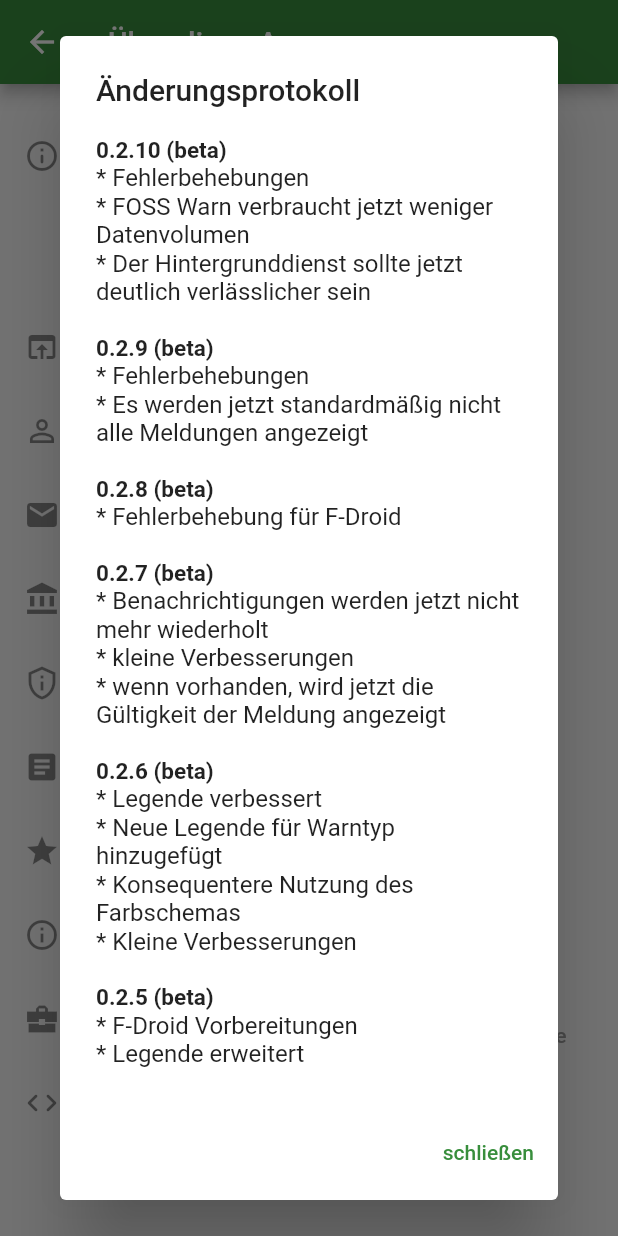
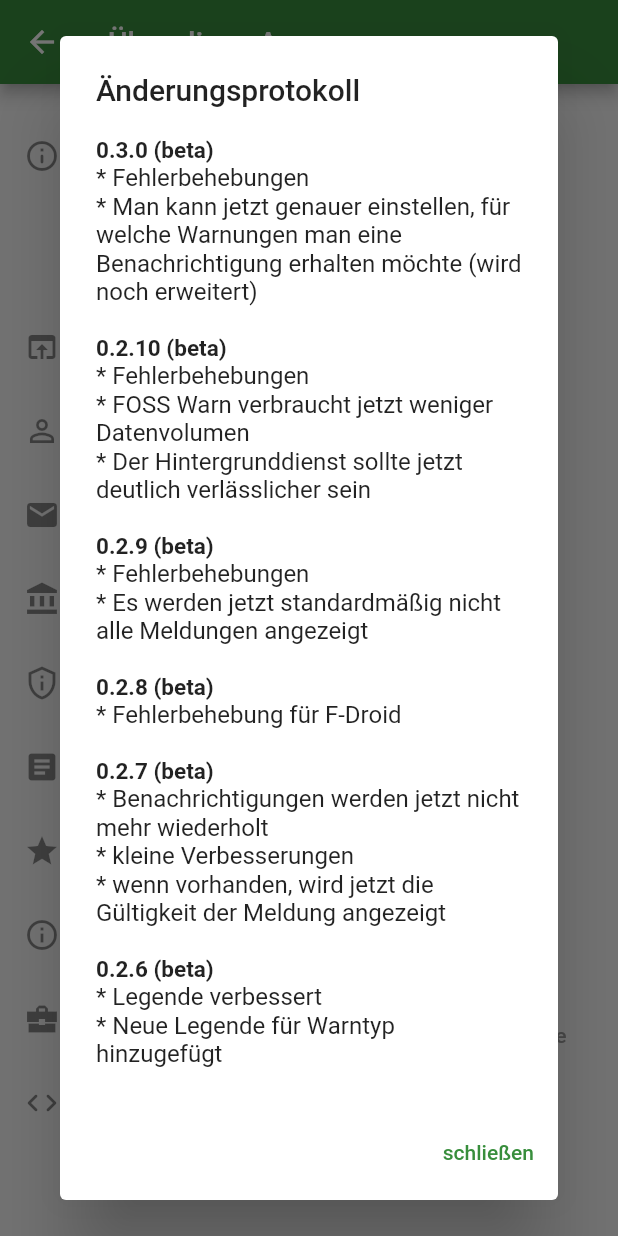
Before and after one commit to nucleus-ffm/foss_warn, a Flutter app: the AboutView screen opened directly, after a tap on "Version:", on a phone screen of 412 x 824 dp. Run offline on Flutter 3.47's test engine with Material 2 defaults, Android fonts, the phone set to English and light mode, and no system bars; our stand-ins replace flutter_local_notifications, rxdart, share_plus, shared_preferences; missing offline and left inert: android_alarm_manager_plus, app_settings, shared_preferences_android; accounts and stored records are empty.

Commit message:
add changes for 0.3.0

```diff
--- a/lib/widgets/dialogs/ChangeLogDialog.dart
+++ b/lib/widgets/dialogs/ChangeLogDialog.dart
@@ -13,6 +13,14 @@ class ChangeLogDialog extends StatelessWidget {
             crossAxisAlignment: CrossAxisAlignment.start,
             mainAxisSize: MainAxisSize.min,
             children: [
+              Text(
+                "0.3.0 (beta)",
+                style: TextStyle(fontSize: 15, fontWeight: FontWeight.bold),
+              ),
+              Text("* Fehlerbehebungen \n"
+                  "* Man kann jetzt genauer einstellen, für welche Warnungen"
+                  " man eine Benachrichtigung erhalten möchte (wird noch erweitert)\n"
+                  ),
               Text(
                 "0.2.10 (beta)",
                 style: TextStyle(fontSize: 15, fontWeight: FontWeight.bold),
```
